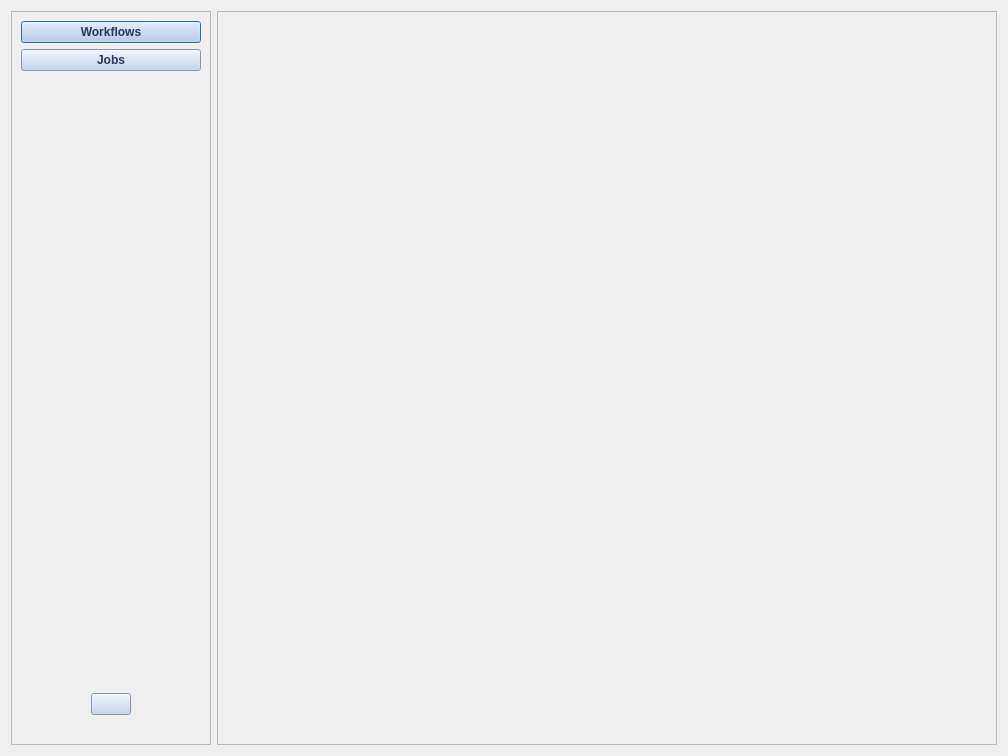
Qt form eodh_qgis/ui/main.ui (EO-DataHub/eodh-qgis) before a commit.
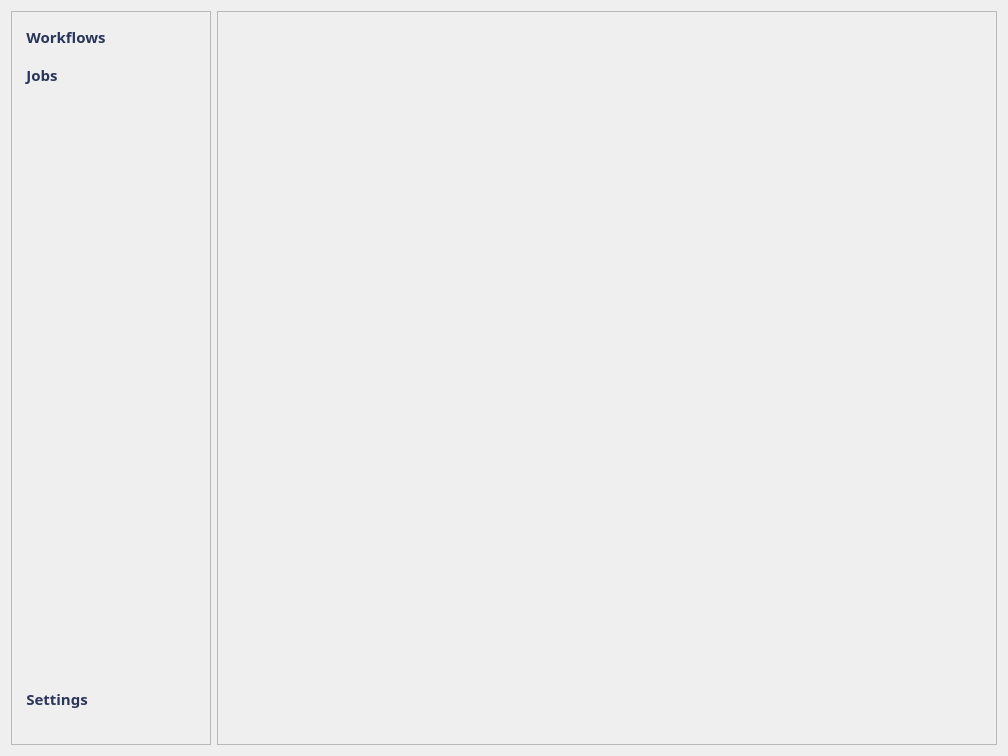
The same form after that commit. Icons and pictures are not drawn.

Commit message: Style main sidebar buttons

What changed in the file:
```diff
--- a/eodh_qgis/ui/main.ui
+++ b/eodh_qgis/ui/main.ui
@@ -45,6 +45,21 @@
        <height>16777215</height>
       </size>
      </property>
+     <property name="styleSheet">
+      <string notr="true">QPushButton {
+	border: none;
+	background-color: transparent;
+	background: none;
+	padding: 5px;
+}
+
+QPushButton:hover {
+	background: #BCCEEB;
+	border-radius: 10px;
+	
+}
+</string>
+     </property>
      <property name="frameShape">
       <enum>QFrame::StyledPanel</enum>
      </property>
@@ -53,18 +68,88 @@
      </property>
      <layout class="QVBoxLayout" name="verticalLayout">
       <item>
-       <widget class="QPushButton" name="workflows_button">
-        <property name="text">
-         <string>Workflows</string>
-        </property>
-       </widget>
+       <layout class="QHBoxLayout" name="horizontalLayout_4">
+        <item>
+         <widget class="QPushButton" name="workflows_button">
+          <property name="font">
+           <font>
+            <family>Fira Sans</family>
+            <pointsize>11</pointsize>
+            <weight>75</weight>
+            <bold>true</bold>
+           </font>
+          </property>
+          <property name="text">
+           <string>Workflows</string>
+          </property>
+          <property name="icon">
+           <iconset resource="../../resources/resources.qrc">
+            <normaloff>:/plugins/eodh_qgis/wf-icon.png</normaloff>:/plugins/eodh_qgis/wf-icon.png</iconset>
+          </property>
+          <property name="iconSize">
+           <size>
+            <width>30</width>
+            <height>30</height>
+           </size>
+          </property>
+         </widget>
+        </item>
+        <item>
+         <spacer name="horizontalSpacer_3">
+          <property name="orientation">
+           <enum>Qt::Horizontal</enum>
+          </property>
+          <property name="sizeHint" stdset="0">
+           <size>
+            <width>40</width>
+            <height>20</height>
+           </size>
+          </property>
+         </spacer>
+        </item>
+       </layout>
       </item>
       <item>
-       <widget class="QPushButton" name="jobs_button">
-        <property name="text">
-         <string>Jobs</string>
-        </property>
-       </widget>
+       <layout class="QHBoxLayout" name="horizontalLayout_3">
+        <item>
+         <widget class="QPushButton" name="jobs_button">
+          <property name="font">
+           <font>
+            <family>Fira Sans</family>
+            <pointsize>11</pointsize>
+            <weight>75</weight>
+            <bold>true</bold>
+           </font>
+          </property>
+          <property name="text">
+           <string>Jobs</string>
+          </property>
+          <property name="icon">
+           <iconset resource="../../resources/resources.qrc">
+            <normaloff>:/plugins/eodh_qgis/jobs-icon.png</normaloff>:/plugins/eodh_qgis/jobs-icon.png</iconset>
+          </property>
+          <property name="iconSize">
+           <size>
+            <width>30</width>
+            <height>30</height>
+           </size>
+          </property>
+         </widget>
+        </item>
+        <item>
+         <spacer name="horizontalSpacer_2">
+          <property name="orientation">
+           <enum>Qt::Horizontal</enum>
+          </property>
+          <property name="sizeHint" stdset="0">
+           <size>
+            <width>40</width>
+            <height>20</height>
+           </size>
+          </property>
+         </spacer>
+        </item>
+       </layout>
       </item>
       <item>
        <spacer name="verticalSpacer">
@@ -89,8 +174,19 @@
             <verstretch>0</verstretch>
            </sizepolicy>
           </property>
+          <property name="font">
+           <font>
+            <family>Fira Sans</family>
+            <pointsize>11</pointsize>
+            <weight>75</weight>
+            <bold>true</bold>
+           </font>
+          </property>
+          <property name="styleSheet">
+           <string notr="true"/>
+          </property>
           <property name="text">
-           <string/>
+           <string>Settings</string>
           </property>
           <property name="icon">
            <iconset resource="../../resources/resources.qrc">
@@ -104,6 +200,19 @@
           </property>
          </widget>
         </item>
+        <item>
+         <spacer name="horizontalSpacer">
+          <property name="orientation">
+           <enum>Qt::Horizontal</enum>
+          </property>
+          <property name="sizeHint" stdset="0">
+           <size>
+            <width>40</width>
+            <height>20</height>
+           </size>
+          </property>
+         </spacer>
+        </item>
        </layout>
       </item>
       <item>
```
Left out of the diff: 2 changed lines with no effect on the pictures. The commit also changes 5 other files.
